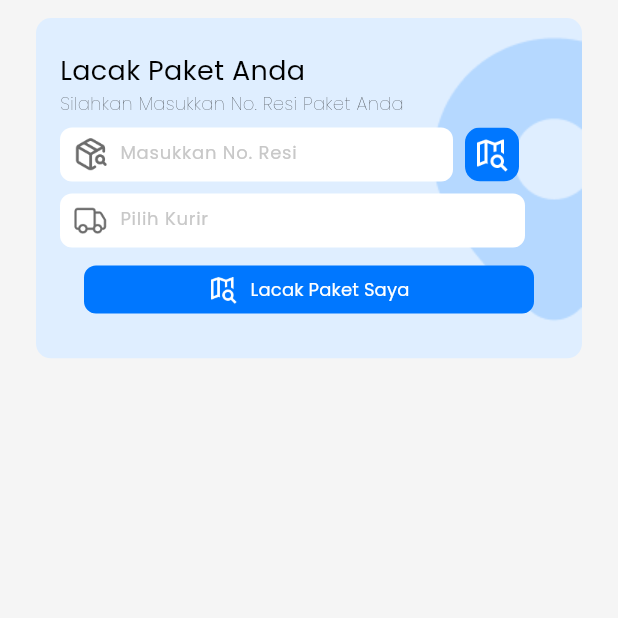
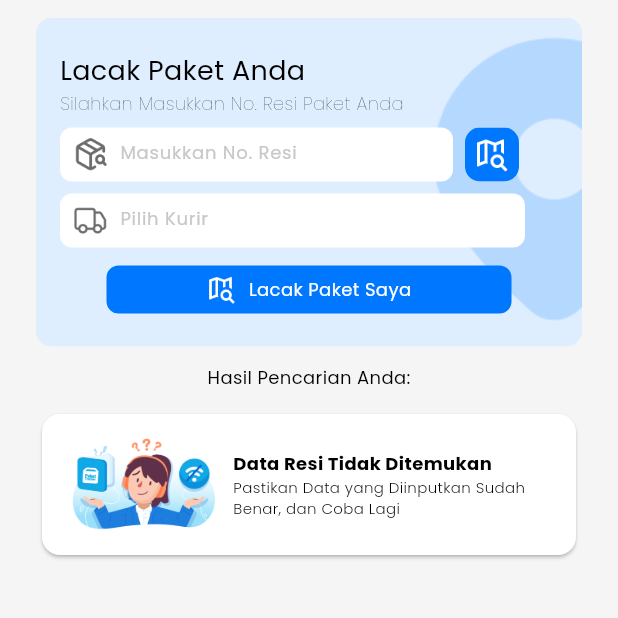
Before and after one commit to FarisAfra/Paket_Tracker, a Flutter app: the LacakPaket screen opened directly, after a tap on "Lacak Paket Saya", on a phone screen of 412 x 824 dp, the top half of it. Run offline on Flutter 3.47's test engine with Material 3 defaults, Android fonts, the phone set to English and light mode, and no system bars; our stand-ins replace google_fonts, timeline_tile.

Commit message:
Add: Error Card Widget State

```diff
--- a/lib/screens/lacak_paket.dart
+++ b/lib/screens/lacak_paket.dart
@@ -1,6 +1,9 @@
 import 'package:flutter/material.dart';
 import 'package:paket_tracker_app/screens/widgets/buttons/icon_button.dart';
+import 'package:paket_tracker_app/screens/widgets/buttons/primary_button.dart';
 import 'package:paket_tracker_app/screens/widgets/colors.dart';
+import 'package:paket_tracker_app/screens/widgets/errors/card_button_error_widget.dart';
+import 'package:paket_tracker_app/screens/widgets/errors/card_error_widget.dart';
 import 'package:paket_tracker_app/screens/widgets/fonts.dart';
 import 'package:paket_tracker_app/screens/widgets/icons.dart';
 import 'package:paket_tracker_app/screens/widgets/inputs/textfields_icon.dart';
@@ -23,7 +26,18 @@ class _LacakPaketState extends State<LacakPaket> {
               child: Padding(
             padding: EdgeInsets.symmetric(horizontal: 24, vertical: 12),
             child: Column(
-              children: [LacakPaketWidget()],
+              children: [
+                LacakPaketWidget(),
+                AppSpacer.VerticalSpacerMedium,
+                Text(
+                  'Hasil Pencarian Anda:',
+                  style: AppFonts.poppinsRegular(),
+                ),
+                AppSpacer.VerticalSpacerMedium,
+                CardErrorWidget(
+                  TextTitle: 'Data Resi Tidak Ditemukan',
+                  TextDesc: 'Pastikan Data yang Diinputkan Sudah Benar, dan Coba Lagi')
+              ],
             ),
           )),
         ));
@@ -74,29 +88,11 @@ Widget LacakPaketWidget() {
                       icons: AppIcons.IcTruckGrey,
                       hintText: 'Pilih Kurir',
                     ),
-                    AppSpacer.VerticalSpacerExtraSmall,
-                    MaterialButton(
-                      onPressed: () {},
-                      child: Container(
-                          decoration: BoxDecoration(
-                            color: AppColors.BiruPrimary,
-                            borderRadius: BorderRadius.circular(8)
-                          ),
-                          child: Padding(
-                            padding: EdgeInsets.symmetric(vertical: 6),
-                            child: Row(
-                              mainAxisAlignment: MainAxisAlignment.center,
-                              children: [
-                                Image.asset(
-                                  AppIcons.IcTrackWhite,
-                                  height: 20,
-                                ),
-                                AppSpacer.HorizontalSpacerSmall,
-                                Text('Lacak Paket Saya', style: AppFonts.poppinsRegular(color: AppColors.Putih),)
-                              ],
-                            ),
-                          )),
+                    AppSpacer.VerticalSpacerMedium,
+                    Center(
+                      child: PrimaryButton(Icons: AppIcons.IcTrackWhite, HintText: 'Lacak Paket Saya',),
                     )
+
                   ],
                 ),
               ))
--- /dev/null
+++ b/lib/screens/widgets/buttons/primary_button.dart
@@ -0,0 +1,55 @@
+import 'package:flutter/material.dart';
+import 'package:paket_tracker_app/screens/widgets/colors.dart';
+import 'package:paket_tracker_app/screens/widgets/fonts.dart';
+import 'package:paket_tracker_app/screens/widgets/icons.dart';
+import 'package:paket_tracker_app/screens/widgets/spacer.dart';
+
+class PrimaryButton extends StatelessWidget {
+  final double borderRadius;
+  final double PaddingY;
+  final double sizeIcons;
+  final double width;
+  final String Icons;
+  final String HintText;
+  final double fontSize;
+
+  const PrimaryButton({
+    this.borderRadius = 8,
+    this.PaddingY = 6,
+    this.sizeIcons = 20,
+    this.fontSize = 12,
+    this.width = 270,
+    required this.Icons,
+    required this.HintText,
+    super.key
+    });
+
+  @override
+  Widget build(BuildContext context) {
+    return GestureDetector(
+      onTap: () {},
+      child: Container(
+          width: width,
+          decoration: BoxDecoration(
+              color: AppColors.BiruPrimary,
+              borderRadius: BorderRadius.circular(borderRadius)),
+          child: Padding(
+            padding: EdgeInsets.symmetric(vertical: PaddingY),
+            child: Row(
+              mainAxisAlignment: MainAxisAlignment.center,
+              children: [
+                Image.asset(
+                  Icons,
+                  height: sizeIcons,
+                ),
+                AppSpacer.HorizontalSpacerSmall,
+                Text(
+                  HintText,
+                  style: AppFonts.poppinsRegular(color: AppColors.Putih, fontSize: fontSize),
+                )
+              ],
+            ),
+          )),
+    );
+  }
+}
--- /dev/null
+++ b/lib/screens/widgets/errors/card_error_widget.dart
@@ -0,0 +1,57 @@
+import 'package:flutter/material.dart';
+import 'package:paket_tracker_app/screens/widgets/colors.dart';
+import 'package:paket_tracker_app/screens/widgets/fonts.dart';
+import 'package:paket_tracker_app/screens/widgets/spacer.dart';
+
+class CardErrorWidget extends StatelessWidget {
+  final double PaddingX;
+  final double PaddingY;
+  final double SizeIcons;
+  final String TextTitle;
+  final String TextDesc;
+
+  const CardErrorWidget({
+    this.PaddingX = 20,
+    this.PaddingY = 16,
+    this.SizeIcons = 62,
+    required this.TextTitle,
+    required this.TextDesc,
+    super.key
+    });
+
+  @override
+  Widget build(BuildContext context) {
+    return Card(
+      color: AppColors.Putih,
+      child: Padding(
+        padding: EdgeInsets.symmetric(vertical: PaddingY, horizontal: PaddingX),
+        child: Row(
+          mainAxisAlignment: MainAxisAlignment.center,
+          crossAxisAlignment: CrossAxisAlignment.center,
+          children: [
+            Image.asset(
+              'assets/images/error_state.png',
+              height: SizeIcons,
+            ),
+            AppSpacer.HorizontalSpacerMedium,
+            Flexible(
+              child: Column(
+                crossAxisAlignment: CrossAxisAlignment.start,
+                children: [
+                  Text(
+                    TextTitle,
+                    style: AppFonts.poppinsBold(),
+                  ),
+                  Text(
+                    TextDesc,
+                    style: AppFonts.poppinsLight(fontSize: 10),
+                  )
+                ],
+              ),
+            )
+          ],
+        ),
+      ),
+    );
+  }
+}
```
Also changed, not shown: lib/screens/widgets/errors/card_button_error_widget.dart (added, +72 -0 lines), assets/images/error_state.png (added).
